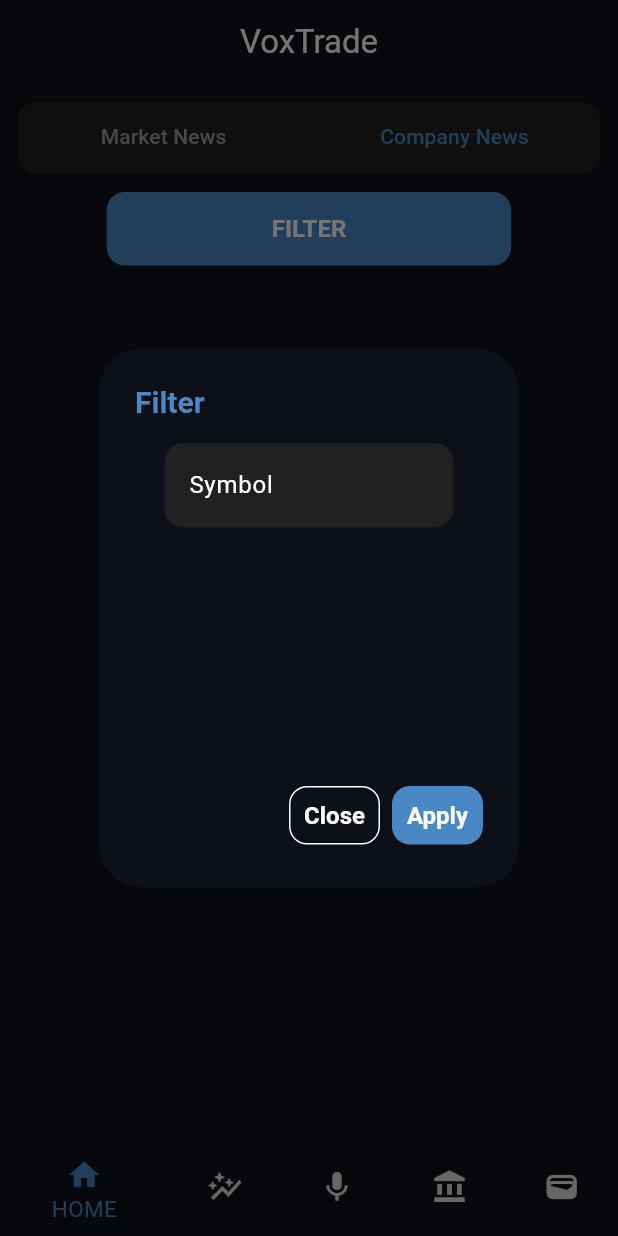
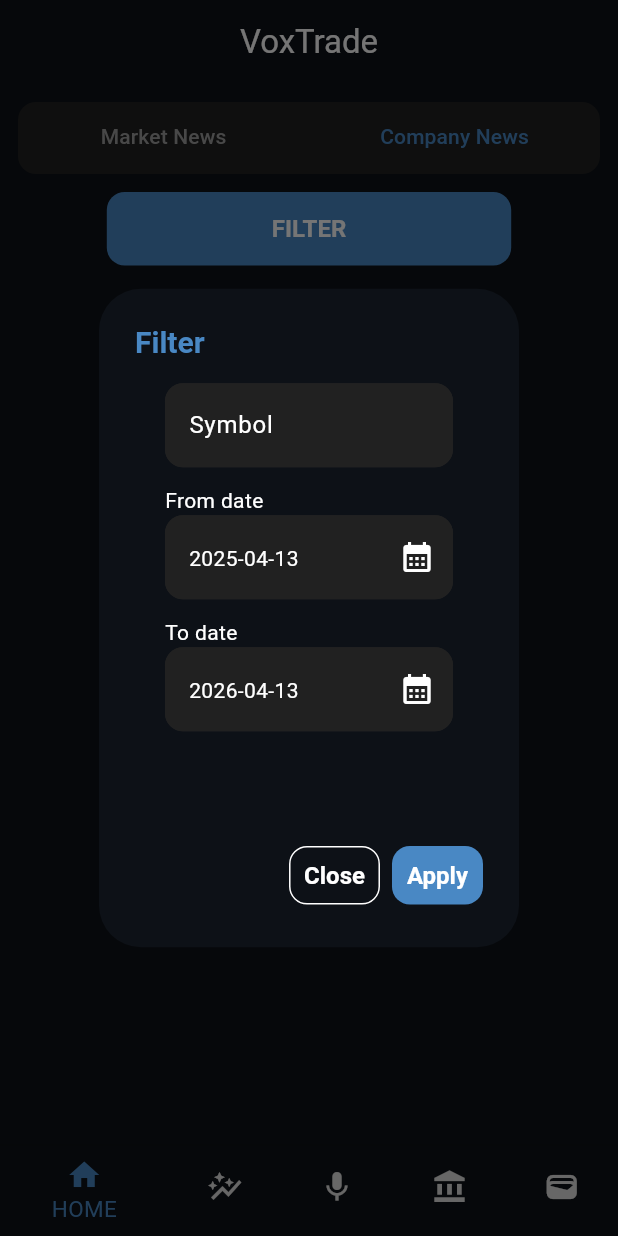
Before and after one commit to FadiAlhawary/VoxTrade_Core, a Flutter app: the screen it shows after launch, tab 2 chosen, after a tap on "FILTER", on a phone screen of 412 x 824 dp. Run offline on Flutter 3.47's test engine with Material 3 defaults, Android fonts, the phone set to English and light mode, and no system bars; our stand-ins replace dio, get, get_storage; network calls fail.

Commit message:
Enhance news filtering and selection UI
- Integrated DatePickerField components for selecting date ranges in the news filter.
- Updated the NewFliter widget to utilize the new date selection functionality.
- Refactored fetchCompanyNews method to use selected symbol and date values.
- Improved TextBoxField to support onChange callback for better state management.
- Added a SymbolSearchField for dynamic symbol searching in the test page.

```diff
--- /dev/null
+++ b/lib/Components/DateFields/DatePicker.dart
@@ -0,0 +1,94 @@
+import 'package:flutter/material.dart';
+
+class DatePickerField extends StatefulWidget {
+  final String label;
+  final DateTime initialDate;
+  final DateTime firstDate;
+  final DateTime lastDate;
+  final ValueChanged<DateTime>? onDateSelected;
+
+  const DatePickerField({
+    super.key,
+    required this.label,
+    required this.initialDate,
+    required this.firstDate,
+    required this.lastDate,
+    this.onDateSelected,
+  });
+
+  @override
+  State<DatePickerField> createState() => _DatePickerFieldState();
+}
+
+class _DatePickerFieldState extends State<DatePickerField> {
+  late DateTime selectedDate;
+
+  @override
+  void initState() {
+    super.initState();
+    selectedDate = _clampToRange(widget.initialDate);
+  }
+
+  DateTime _clampToRange(DateTime date) {
+    if (date.isBefore(widget.firstDate)) return widget.firstDate;
+    if (date.isAfter(widget.lastDate)) return widget.lastDate;
+    return date;
+  }
+
+  String formatDate(DateTime date) {
+    return "${date.year}-${date.month.toString().padLeft(2, '0')}-${date.day.toString().padLeft(2, '0')}";
+  }
+
+  Future<void> _pickDate() async {
+    final picked = await showDatePicker(
+      context: context,
+      initialDate: _clampToRange(selectedDate),
+      firstDate: widget.firstDate,
+      lastDate: widget.lastDate,
+    );
+
+    if (picked != null) {
+      setState(() {
+        selectedDate = picked;
+      });
+      widget.onDateSelected?.call(picked);
+    }
+  }
+
+  @override
+  Widget build(BuildContext context) {
+    return Padding(
+      padding: const EdgeInsets.symmetric(horizontal: 20),
+      child: Column(
+        crossAxisAlignment: CrossAxisAlignment.start,
+        children: [
+          Text(widget.label),
+          InkWell(
+            onTap: _pickDate,
+            borderRadius: BorderRadius.circular(12),
+            child: InputDecorator(
+              decoration: InputDecoration(
+                hintText: widget.label,
+                suffixIcon: const Icon(Icons.calendar_month),
+                filled: true,
+                fillColor: Colors.grey.shade900,
+                enabledBorder: OutlineInputBorder(
+                  borderRadius: BorderRadius.circular(12),
+                  borderSide: BorderSide(color: Colors.grey.shade900, width: 2),
+                ),
+                focusedBorder: OutlineInputBorder(
+                  borderRadius: BorderRadius.circular(12),
+                  borderSide: BorderSide(color: Colors.grey.shade900, width: 2),
+                ),
+              ),
+              child: Text(
+                formatDate(selectedDate),
+                style: const TextStyle(color: Colors.white),
+              ),
+            ),
+          ),
+        ],
+      ),
+    );
+  }
+}
--- a/lib/Components/common/News/NewFliter.dart
+++ b/lib/Components/common/News/NewFliter.dart
@@ -1,4 +1,5 @@
 import 'package:flutter/material.dart';
+import 'package:voxtrade_core/Components/DateFields/DatePicker.dart';
 import 'package:voxtrade_core/Components/PopUp/PopUpModal.dart';
 import 'package:voxtrade_core/Components/common/Buttons/Button.dart';
 import 'package:voxtrade_core/Components/common/TextField/TextBoxField.dart';
@@ -11,6 +12,12 @@
 
   final newsController = Get.find<NewsController>();
   final TextEditingController symbolController = TextEditingController();
+  String formatDate(DateTime date) {
+    return "${date.year}-${date.month.toString().padLeft(2, '0')}-${date.day.toString().padLeft(2, '0')}";
+  }
+
+
+
   @override
   Widget build(BuildContext context) {
     return Button(
@@ -29,20 +36,54 @@
           builder:
               (context) => PopUpModal(
                 title: "Filter",
+                height: 280,
                 onApply: () async {
-                  await newsController.fetchCompanyNews(
-                    symbol: "AAPL",
-                    from: "2025-01-01",
-                    to: "2025-12-31",
-                  );
+                  print(newsController.selectedSymbol.value);
+                  print(newsController.selectedFromDate.value);
+                  print(newsController.selectedToDate.value);
+                  await newsController.fetchCompanyNews();
                 },
-                content: Column(
+                content: SingleChildScrollView(
+                  child: Column(
+                    mainAxisSize: MainAxisSize.min,
                     children: [
                       TextBoxField(
                         placeHolder: 'Symbol',
                         objectName: symbolController,
+                        rxObjectName: newsController.selectedSymbol,
+                      ),
+                      const SizedBox(height: 12),
+                      DatePickerField(
+                        label: "From date",
+                        initialDate: DateTime.parse(
+                          newsController.selectedFromDate.value,
+                        ),
+                        firstDate: DateTime(2000),
+                        // DateTime(2026) is 1 Jan 2026 — after that, "now" is invalid as initialDate.
+                        lastDate: DateTime(2100),
+                        onDateSelected: (date) {
+                          newsController.selectedFromDate.value = formatDate(
+                            date,
+                          );
+                        },
+                      ),
+                      const SizedBox(height: 12),
+                      DatePickerField(
+                        label: "To date",
+                        initialDate: DateTime.parse(
+                          newsController.selectedToDate.value,
+                        ),
+                        firstDate: DateTime(2000),
+                        // DateTime(2026) is 1 Jan 2026 — after that, "now" is invalid as initialDate.
+                        lastDate: DateTime(2100),
+                        onDateSelected: (date) {
+                          newsController.selectedToDate.value = formatDate(
+                            date,
+                          );
+                        },
                       ),
                     ],
+                  ),
                 ),
               ),
         );
--- a/lib/Components/common/News/NewsCard.dart
+++ b/lib/Components/common/News/NewsCard.dart
@@ -94,11 +94,7 @@
         return "${date.year}-${date.month.toString().padLeft(2, '0')}-${date.day.toString().padLeft(2, '0')}";
       }
 
-      await widget.newsController.fetchCompanyNews(
-        symbol: symbol ?? "AAPL",
-        from: from ?? formatDate(oneYearAgo),
-        to: to ?? formatDate(now),
-      );
+      await widget.newsController.fetchCompanyNews();
     }
   }
 
--- a/lib/Components/common/TextField/TextBoxField.dart
+++ b/lib/Components/common/TextField/TextBoxField.dart
@@ -13,7 +13,7 @@
   final Icon? sufixIcon;
   final VoidCallback? onSufixIconClick;
   final bool isisSenstive;
-  final VoidCallback? onChange;
+  final Function(String value)? onChange;
 
   const TextBoxField({
     super.key,
@@ -125,6 +125,7 @@
         onChanged: (value) {
           // widget.objectName.value=value;
           widget.rxObjectName?.value = value;
+          widget.onChange?.call(value);
         },
         //onChanged: widget.onChange != null ? widget.onChange : null,
       ),
--- a/lib/Models/FinnHubModels/News_Model.dart
+++ b/lib/Models/FinnHubModels/News_Model.dart
@@ -46,6 +46,5 @@
       'url': url,
       'headline': headline,
     };
-
-    }
   }
+}
--- /dev/null
+++ b/lib/assembler/Bindings/HomePageBinding.dart
@@ -0,0 +1,9 @@
+import 'package:get/get.dart';
+import 'package:voxtrade_core/assembler/Controller/NewsController.dart';
+
+class HomePageBinding extends Bindings {
+  @override
+  void dependencies() {
+    Get.lazyPut(() => NewsController());
+  }
+}
--- a/lib/assembler/Controller/NewsController.dart
+++ b/lib/assembler/Controller/NewsController.dart
@@ -6,27 +6,37 @@
 
 import '../Services/FinnHub_Services.dart';
 
+/// Finnhub / backend expect `from` and `to` as YYYY-MM-DD, not full ISO-8601.
+String _companyNewsDateOnly(DateTime d) =>
+    '${d.year}-${d.month.toString().padLeft(2, '0')}-${d.day.toString().padLeft(2, '0')}';
+
 class NewsController extends GetxController {
   RxList<News> marketNews = <News>[].obs;
   RxList<News> companyNews = <News>[].obs;
   RxBool isMarketNewsLoading = false.obs;
   RxBool isCompanyNewsLoading = false.obs;
+  RxString selectedSymbol = 'AAPL'.obs;
+  RxString selectedFromDate =
+      _companyNewsDateOnly(
+        DateTime.now().subtract(const Duration(days: 365)),
+      ).obs;
+  RxString selectedToDate = _companyNewsDateOnly(DateTime.now()).obs;
 
   @override
   void onInit() {
     super.onInit();
     fetchMarketNews();
-    fetchCompanyNews(symbol: "AAPL", from: "2025-01-01", to: "2025-12-31");
+    fetchCompanyNews();
   }
 
-  Future<void> fetchCompanyNews({
-    required String symbol,
-    required String from,
-    required String to,
-  }) async {
+  Future<void> fetchCompanyNews() async {
     try {
       isCompanyNewsLoading.value = true;
-      var data = await getCompanyNews(symbol: symbol, from: from, to: to);
+      var data = await getCompanyNews(
+        symbol: selectedSymbol.value,
+        from: selectedFromDate.value,
+        to: selectedToDate.value,
+      );
       companyNews.value = data;
     } catch (e) {
       SnackBarComp.show(
--- a/lib/pages/Home_page.dart
+++ b/lib/pages/Home_page.dart
@@ -8,7 +8,7 @@
 class HomePage extends StatelessWidget {
   HomePage({super.key});
 
-  final NewsController newsController = Get.put(NewsController());
+  final newsController = Get.find<NewsController>();
 
   @override
   Widget build(BuildContext context) {
--- a/lib/pages/test.dart
+++ b/lib/pages/test.dart
@@ -1,11 +1,51 @@
-
-  import 'package:flutter/cupertino.dart';
+import 'package:flutter/cupertino.dart';
+import 'package:flutter/material.dart';
+import 'package:get/get.dart';
+import 'dart:async';
+import 'package:flutter/material.dart';
+import 'package:voxtrade_core/Components/common/News/SymbolSearchField.dart';
+import 'package:voxtrade_core/assembler/Services/FinnHub_Services.dart';
 
 class Test extends StatelessWidget {
-    const Test({super.key});
+  const Test({super.key});
 
-    @override
-    Widget build(BuildContext context) {
-      return Center(child: Text('Test'),);
-    }
+  @override
+  Widget build(BuildContext context) {
+    RxString selectedValue = 'AAPL'.obs;
+    RxString selectedSymbol = 'AAPL'.obs;
+
+    return Obx(() {
+      return Column(
+        children: [
+          Text(selectedValue.value),
+          DropdownButtonFormField<String>(
+            value: selectedValue.value,
+            items: const [
+              DropdownMenuItem(value: 'AAPL', child: Text('AAPL')),
+              DropdownMenuItem(value: 'TSLA', child: Text('TSLA')),
+              DropdownMenuItem(value: 'MSFT', child: Text('MSFT')),
+            ],
+            onChanged: (value) {
+              if (value != null) {
+                selectedValue.value = value;
+              }
+            },
+            decoration: const InputDecoration(
+              labelText: 'Symbol',
+              border: OutlineInputBorder(),
+            ),
+          ),
+          SymbolSearchField(
+            fetchSymbols: (query) async {
+              final results = await getSymbols(exchange: query);
+              return results.map((e) => e.symbol).toList();
+            },
+            onSelected: (value) {
+              selectedSymbol.value = value;
+            },
+          ),
+        ],
+      );
+    });
   }
+}
--- a/lib/routes/Routes.dart
+++ b/lib/routes/Routes.dart
@@ -1,5 +1,6 @@
 import 'package:get/get.dart';
 import 'package:voxtrade_core/Components/AppSell/AppShell.dart';
+import 'package:voxtrade_core/assembler/Bindings/HomePageBinding.dart';
 import 'package:voxtrade_core/pages/Home_page.dart';
 import 'package:voxtrade_core/pages/Sign_In_page.dart';
 import 'package:voxtrade_core/pages/Sign_Up_page.dart';
@@ -9,7 +10,11 @@
 
 class Routes {
   static List<GetPage> routes = [
-    GetPage(name: RouteStrings.root, page: () => AppShell()),
+    GetPage(
+      name: RouteStrings.root,
+      page: () => AppShell(),
+      binding: HomePageBinding(),
+    ),
     // GetPage(name: RouteStrings.root, page: () => const SignInPage()),
     GetPage(name: RouteStrings.appShell, page: () => const AppShell()),
     GetPage(name: RouteStrings.signIn, page: () => const SignInPage()),
```
Also changed, not shown: lib/Components/common/News/SymbolSearchField.dart (added, +137 -0 lines), lib/Components/common/TextField/SearchBox.dart (added, +42 -0 lines), lib/Components/common/TextField/SelectBoxField.dart (added, +9 -0 lines), lib/Models/FinnHubModels/SymbolLookUp_Model.dart (added, +43 -0 lines), lib/assembler/Services/FinnHub_Services.dart (+12 -0 lines). Lines whose indentation alone changed are shown as unchanged.
